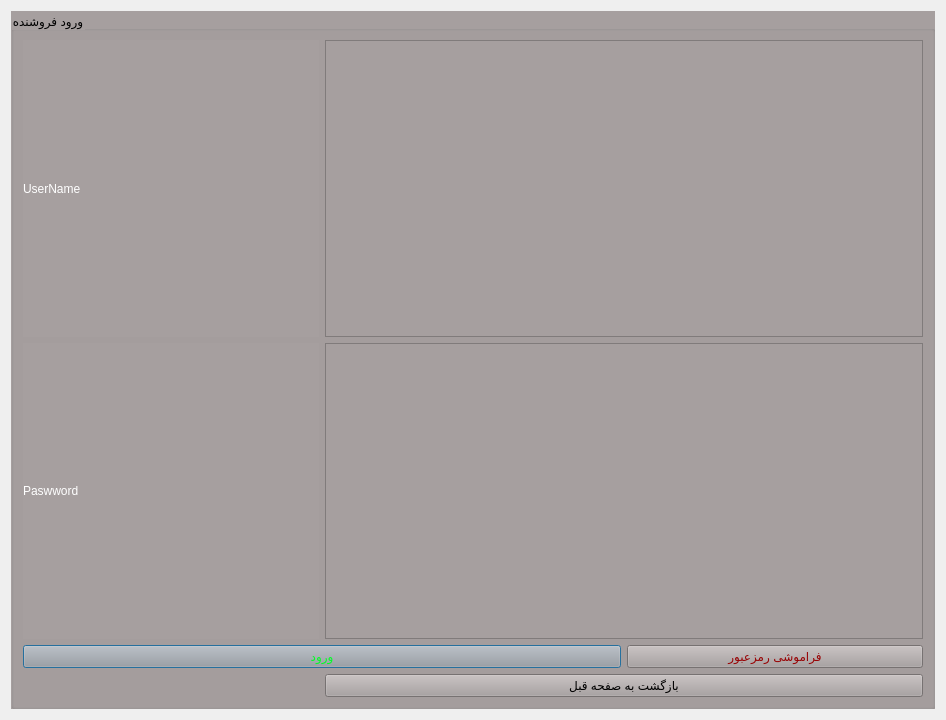
Above: Project_Ap/customerlogin.ui from AP-projects-4001/metagoofill before the change. Below: the same form after it.
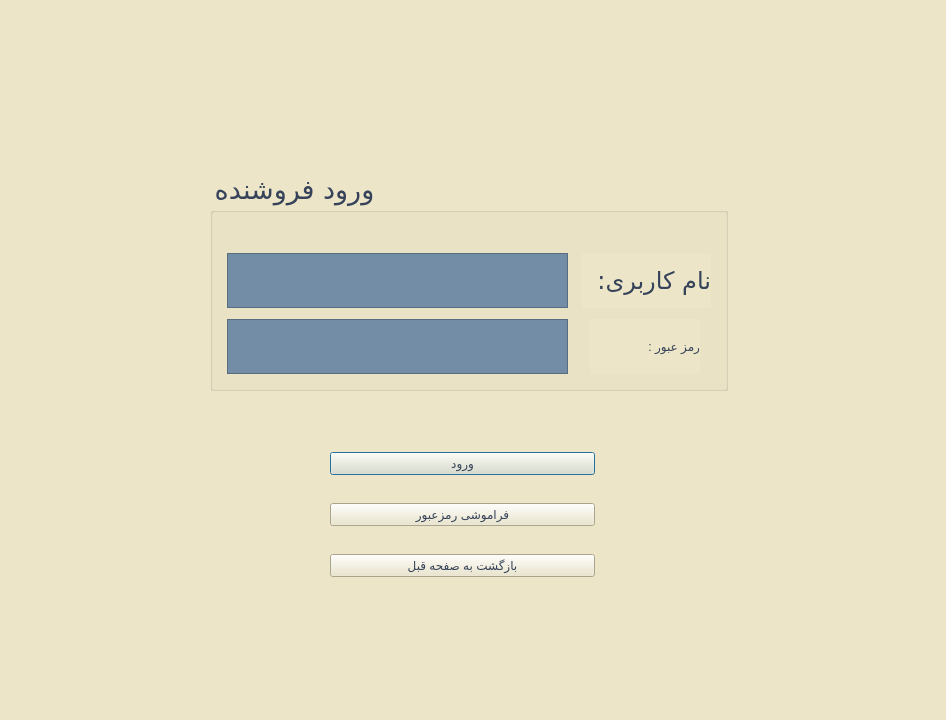
That is the form after the change.

Patch:
```diff
--- a/Project_Ap/customerlogin.ui
+++ b/Project_Ap/customerlogin.ui
@@ -13,77 +13,142 @@
   <property name="windowTitle">
    <string>Dialog</string>
   </property>
-  <layout class="QGridLayout" name="gridLayout">
-   <item row="0" column="0">
+  <property name="styleSheet">
+   <string notr="true">background-color: rgb(236, 229, 199);</string>
+  </property>
     <widget class="QGroupBox" name="groupBox">
+   <property name="geometry">
+    <rect>
+     <x>210</x>
+     <y>170</y>
+     <width>518</width>
+     <height>221</height>
+    </rect>
+   </property>
+   <property name="font">
+    <font>
+     <family>Lalezar</family>
+     <pointsize>20</pointsize>
+    </font>
+   </property>
      <property name="styleSheet">
-      <string notr="true">font: 28pt &quot;MS Shell Dlg 2&quot;;
-background-color: rgb(166, 159, 159);</string>
+    <string notr="true">background-color: rgb(236, 229, 199);
+color: rgb(53, 66, 89);</string>
      </property>
      <property name="title">
       <string>ورود فروشنده</string>
      </property>
-     <layout class="QGridLayout" name="gridLayout_2">
-      <item row="0" column="0">
+   <widget class="QTextEdit" name="textEdit_2">
+    <property name="geometry">
+     <rect>
+      <x>17</x>
+      <y>149</y>
+      <width>341</width>
+      <height>55</height>
+     </rect>
+    </property>
+    <property name="styleSheet">
+     <string notr="true">font: 12pt &quot;MS Shell Dlg 2&quot;;
+background-color: rgb(116, 141, 166);</string>
+    </property>
+   </widget>
+   <widget class="QLabel" name="label_2">
+    <property name="geometry">
+     <rect>
+      <x>380</x>
+      <y>149</y>
+      <width>110</width>
+      <height>55</height>
+     </rect>
+    </property>
+    <property name="styleSheet">
+     <string notr="true">color: rgb(53, 66, 89);
+font: 18pt &quot;Lalezar&quot;;
+</string>
+    </property>
+    <property name="text">
+     <string>رمز عبور :</string>
+    </property>
+   </widget>
        <widget class="QLabel" name="label">
+    <property name="geometry">
+     <rect>
+      <x>372</x>
+      <y>83</y>
+      <width>129</width>
+      <height>55</height>
+     </rect>
+    </property>
+    <property name="font">
+     <font>
+      <family>Lalezar</family>
+      <pointsize>18</pointsize>
+      <italic>false</italic>
+      <bold>false</bold>
+     </font>
+    </property>
         <property name="styleSheet">
-         <string notr="true">font: 24pt &quot;MS Shell Dlg 2&quot;;
-color: rgb(255, 255, 255);</string>
+     <string notr="true">color: rgb(53, 66, 89);
+font: 18pt &quot;Lalezar&quot;;
+</string>
         </property>
         <property name="text">
-         <string>UserName</string>
-        </property>
-       </widget>
-      </item>
-      <item row="0" column="1" colspan="2">
+     <string>نام کاربری:</string>
+    </property>
+   </widget>
        <widget class="QTextEdit" name="textEdit">
-        <property name="styleSheet">
-         <string notr="true">font: 12pt &quot;MS Shell Dlg 2&quot;;</string>
-        </property>
-       </widget>
-      </item>
-      <item row="1" column="0">
-       <widget class="QLabel" name="label_2">
+    <property name="geometry">
+     <rect>
+      <x>17</x>
+      <y>83</y>
+      <width>341</width>
+      <height>55</height>
+     </rect>
+    </property>
         <property name="styleSheet">
-         <string notr="true">font: 24pt &quot;MS Shell Dlg 2&quot;;
-color: rgb(255, 255, 255);</string>
-        </property>
-        <property name="text">
-         <string>Paswword</string>
-        </property>
-       </widget>
-      </item>
-      <item row="1" column="1" colspan="2">
-       <widget class="QTextEdit" name="textEdit_2">
-        <property name="styleSheet">
-         <string notr="true">font: 12pt &quot;MS Shell Dlg 2&quot;;</string>
-        </property>
-       </widget>
-      </item>
-      <item row="2" column="0" colspan="2">
+     <string notr="true">font: 12pt &quot;MS Shell Dlg 2&quot;;
+background-color: rgb(116, 141, 166);</string>
+    </property>
+   </widget>
+  </widget>
+  <widget class="QWidget" name="">
+   <property name="geometry">
+    <rect>
+     <x>330</x>
+     <y>430</y>
+     <width>265</width>
+     <height>171</height>
+    </rect>
+   </property>
+   <layout class="QVBoxLayout" name="verticalLayout">
+    <item>
        <widget class="QPushButton" name="pushButton">
         <property name="styleSheet">
-         <string notr="true">font: 20pt &quot;MS Shell Dlg 2&quot;;
-color: rgb(0, 255, 38);</string>
+       <string notr="true">font: 12pt &quot;Lalezar&quot;;
+color: rgb(53, 66, 89);</string>
         </property>
         <property name="text">
          <string>ورود</string>
         </property>
        </widget>
       </item>
-      <item row="2" column="2">
+    <item>
        <widget class="QPushButton" name="pushButton_2">
         <property name="styleSheet">
-         <string notr="true">font: 20pt &quot;MS Shell Dlg 2&quot;;
-color: rgb(152, 4, 6);</string>
+       <string notr="true">font: 12pt &quot;Lalezar&quot;;
+color: rgb(53, 66, 89);</string>
         </property>
         <property name="text">
          <string>فراموشی رمزعبور</string>
         </property>
        </widget>
       </item>
-      <item row="3" column="1" colspan="2">
+    <item>
        <widget class="QPushButton" name="pushButton_3">
+      <property name="styleSheet">
+       <string notr="true">font: 12pt &quot;Lalezar&quot;;
+color: rgb(53, 66, 89);</string>
+      </property>
         <property name="text">
          <string>بازگشت به صفحه قبل</string>
         </property>
@@ -91,8 +156,6 @@
       </item>
      </layout>
     </widget>
-   </item>
-  </layout>
  </widget>
  <resources/>
  <connections/>
```
Lines whose indentation alone changed are shown as unchanged.
